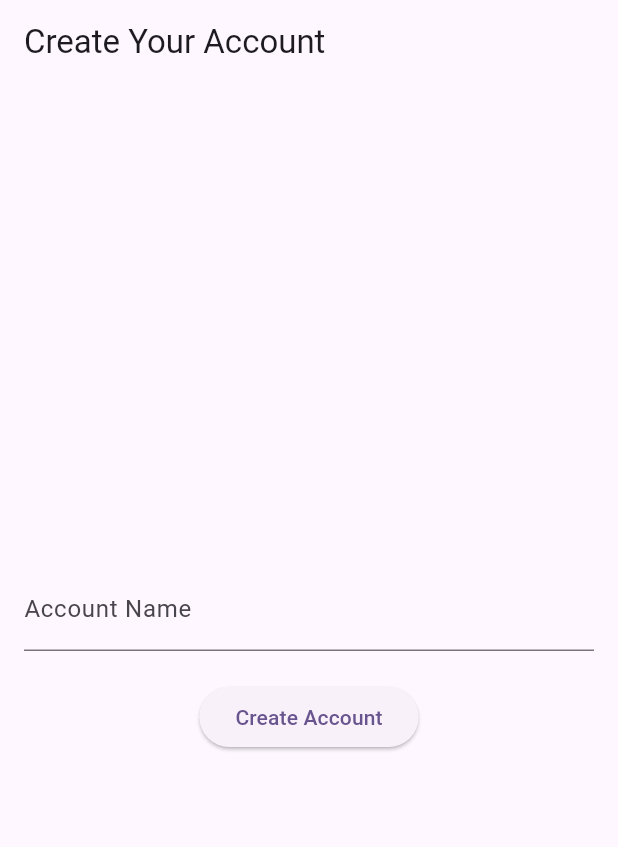
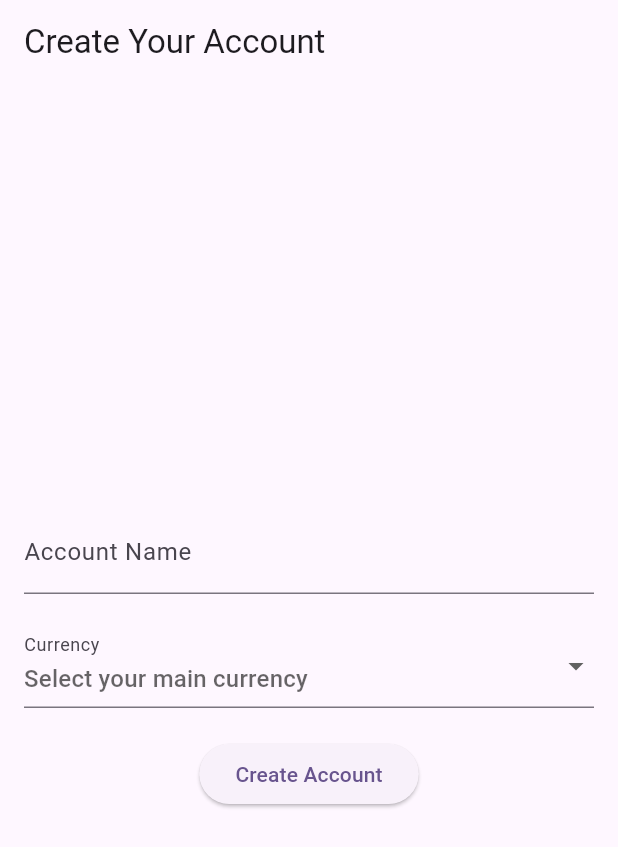
Before and after one commit to JasicMila/budgeting_saving_app, a Flutter app: the AccountsPage screen opened directly, on a phone screen of 412 x 824 dp. Shown: the top 847 px of the screen. Run offline on Flutter 3.47's test engine with Material 3 defaults, Android fonts, the phone set to English and light mode, and no system bars; our stand-ins replace firebase_auth, firebase_core, flutter_dotenv; accounts and stored records are empty.

Commit message:
add currency select to accounts page

```diff
--- a/lib/src/views/screens/accounts_page.dart
+++ b/lib/src/views/screens/accounts_page.dart
@@ -8,7 +8,10 @@ class AccountsPage extends StatefulWidget {
 }
 
 class AccountsPageState extends State<AccountsPage> {
+  final _formKey = GlobalKey<FormState>();
   final TextEditingController accountNameController = TextEditingController();
+  String? _selectedCurrency;
+  final List<String> _currencies = ['USD', 'EUR']; // Initial currency options
 
   @override
   Widget build(BuildContext context) {
@@ -18,23 +21,58 @@ class AccountsPageState extends State<AccountsPage> {
       ),
       body: Padding(
         padding: const EdgeInsets.all(16.0),
+        child: Form(
+          key: _formKey, // Associate your Form with the _formKey
           child: Column(
             mainAxisAlignment: MainAxisAlignment.center,
             children: <Widget>[
               TextFormField(
                 controller: accountNameController,
                 decoration: const InputDecoration(labelText: 'Account Name'),
+                validator: (value) {
+                  if (value == null || value.isEmpty) {
+                    return 'Please enter an account name';
+                  }
+                  return null; // Return null if the input is valid
+                },
+              ),
+              const SizedBox(height: 20),
+              DropdownButtonFormField<String>(
+                value: _selectedCurrency,
+                decoration: const InputDecoration(
+                  labelText: 'Currency',
+                  hintText: 'Select your main currency',
+                ),
+                items: _currencies.map<DropdownMenuItem<String>>((String value) {
+                  return DropdownMenuItem<String>(
+                    value: value,
+                    child: Text(value),
+                  );
+                }).toList(),
+                onChanged: (value) {
+                  setState(() {
+                    _selectedCurrency = value;
+                  });
+                },
+                validator: (value) {
+                  if (value == null || value.isEmpty) {
+                    return 'Please select a currency';
+                  }
+                  return null;
+                },
               ),
               const SizedBox(height: 20),
               ElevatedButton(
                 onPressed: () {
-                // Here, you would add the logic to create the account
-                // For now, we'll just pop back to the previous screen
-                Navigator.pop(context);
+                  if (_formKey.currentState!.validate()) {
+                    // If the form is valid, proceed with account creation
+                    // Your account creation logic goes here
+                  }
                 },
                 child: const Text('Create Account'),
               ),
             ],
+          ),
         ),
       ),
     );
```
Lines whose indentation alone changed are shown as unchanged.
